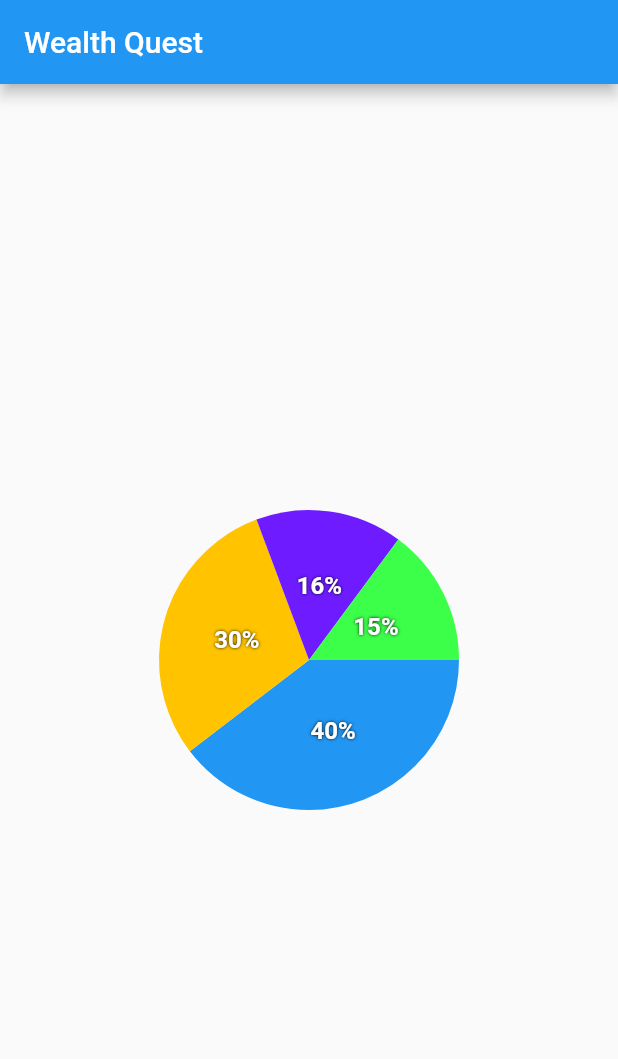
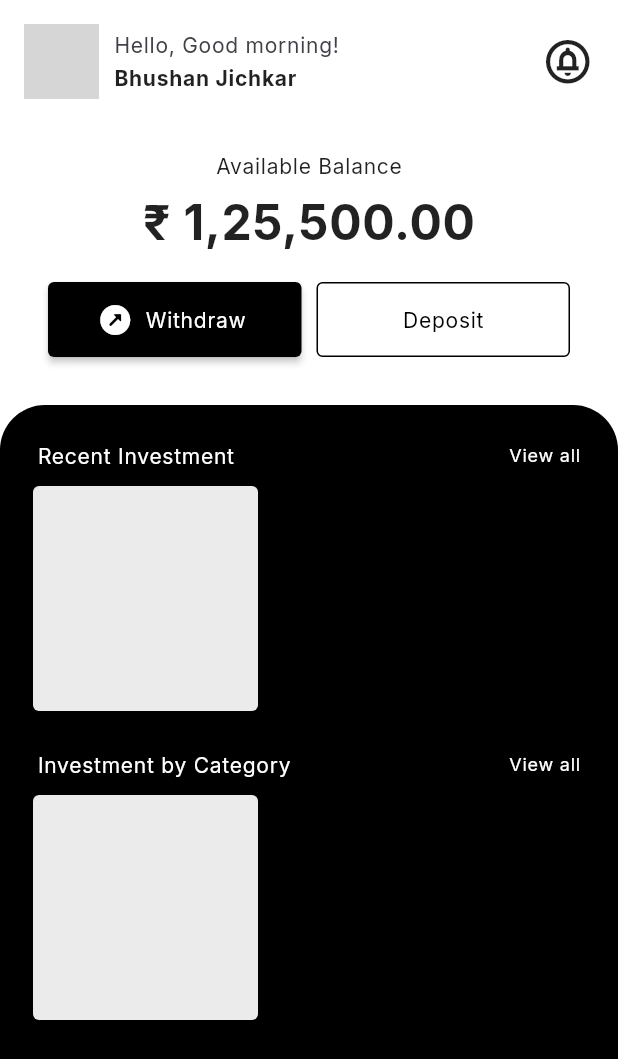
Before and after one commit to brjichkar/Wealth_Quest, a Flutter app: the screen it shows after launch, on a phone screen of 412 x 824 dp. Shown: the top 1059 px of the screen. Run offline on Flutter 3.47's test engine with Material 2 defaults, Android fonts, the phone set to English and light mode, and no system bars; drawn by our look-alikes of fl_chart; our stand-ins replace google_fonts; network calls fail; grey boxes are pictures that could not be loaded.

Commit message:
homepage work in progress

```diff
--- a/lib/constants/app_constants.dart
+++ b/lib/constants/app_constants.dart
@@ -4,3 +4,5 @@ const String kSave = 'Save';
 const String kEmpty = '';
 const String kRsSymbol = '\u{20B9}';
 const String kDateFormat = 'dd-MMM-yy';
+const String kWithdraw = 'Withdraw';
+const String kDeposit = 'Deposit';
--- a/lib/main.dart
+++ b/lib/main.dart
@@ -17,7 +17,7 @@ class MyApp extends StatelessWidget {
       theme: ThemeData(
         primarySwatch: Colors.blue,
       ),
-      home: const MyHomePage(title: 'Wealth Quest'),
+      home: const MyHomePage(title: 'Home'),
     );
   }
 }
@@ -33,12 +33,12 @@ class MyHomePage extends StatefulWidget {
 class _MyHomePageState extends State<MyHomePage> {
   @override
   Widget build(BuildContext context) {
-    return Scaffold(
-      appBar: AppBar(
-        title: Text(widget.title),
+    return SafeArea(
+      child: Scaffold(
+        backgroundColor: Colors.white,
+        body: const HomePage(),
+        // This trailing comma makes auto-formatting nicer for build methods.
       ),
-      body: const HomePage(),
-      // This trailing comma makes auto-formatting nicer for build methods.
     );
   }
 }
--- a/lib/presentation/homepage/homepage.dart
+++ b/lib/presentation/homepage/homepage.dart
@@ -1,7 +1,8 @@
-import 'package:fl_chart/fl_chart.dart';
 import 'package:flutter/material.dart';
+import 'package:google_fonts/google_fonts.dart';
+import 'package:wealth_quest/presentation/homepage/homepage_header.dart';
 
-import '../../resources/app_colors.dart';
+import 'homepage_balance.dart';
 
 class HomePage extends StatefulWidget {
   const HomePage({super.key});
@@ -11,104 +12,135 @@ class HomePage extends StatefulWidget {
 }
 
 class _HomePageState extends State<HomePage> {
-  int touchedIndex = -1;
-
   @override
   Widget build(BuildContext context) {
-    return PieChart(
-      swapAnimationDuration: Duration(seconds: 5),
-      swapAnimationCurve: Curves.bounceIn,
-      PieChartData(
-        pieTouchData: PieTouchData(
-          touchCallback: (FlTouchEvent event, pieTouchResponse) {
-            setState(() {
-              if (!event.isInterestedForInteractions ||
-                  pieTouchResponse == null ||
-                  pieTouchResponse.touchedSection == null) {
-                touchedIndex = -1;
-                return;
-              }
-              touchedIndex =
-                  pieTouchResponse.touchedSection!.touchedSectionIndex;
-              debugPrint('Selected Section - $touchedIndex event-  $event');
-              debugPrint('here, event: $event');
-            });
-          },
+    return Column(
+      children: [
+        Padding(
+          padding: const EdgeInsets.all(16.0),
+          child: Column(
+            children: const [
+              HomepageHeader(),
+              SizedBox(
+                height: 20,
+              ),
+              HomepageBalance(),
+            ],
+          ),
         ),
-        borderData: FlBorderData(
-          show: false,
+        Expanded(
+          child: Container(
+            width: double.infinity,
+            height: double.infinity,
+            decoration: const BoxDecoration(
+              color: Color(0xff000000),
+              borderRadius: BorderRadius.only(
+                topLeft: Radius.circular(30.0),
+                topRight: Radius.circular(30.0),
+              ),
+            ),
+            child: Padding(
+              padding: const EdgeInsets.all(10),
+              child: Column(
+                mainAxisAlignment: MainAxisAlignment.start,
+                crossAxisAlignment: CrossAxisAlignment.start,
+                children: [
+                  Padding(
+                    padding: const EdgeInsets.only(
+                      top: 15,
+                      left: 15,
+                      right: 15,
+                    ),
+                    child: Row(
+                      mainAxisAlignment: MainAxisAlignment.start,
+                      crossAxisAlignment: CrossAxisAlignment.center,
+                      children: [
+                        Text(
+                          "Recent Investment",
+                          style: GoogleFonts.inter(
+                            letterSpacing: .5,
+                            fontSize: 14,
+                            fontWeight: FontWeight.normal,
+                            color: const Color(0xffffffff),
+                          ),
+                        ),
+                        const Expanded(
+                          child: SizedBox(),
+                        ),
+                        Text(
+                          "View all",
+                          style: GoogleFonts.inter(
+                            letterSpacing: .5,
+                            fontSize: 12,
+                            fontWeight: FontWeight.normal,
+                            color: const Color(0xffffffff),
+                          ),
+                        ),
+                      ],
+                    ),
+                  ),
+                  const Padding(
+                    padding: EdgeInsets.all(8.0),
+                    child: Card(
+                      shadowColor: Colors.black,
+                      color: Color(0xffebebeb),
+                      child: SizedBox(
+                        height: 150,
+                        width: 150,
+                      ),
+                    ),
+                  ),
+                  Padding(
+                    padding: const EdgeInsets.only(
+                      top: 15,
+                      left: 15,
+                      right: 15,
+                    ),
+                    child: Row(
+                      mainAxisAlignment: MainAxisAlignment.start,
+                      crossAxisAlignment: CrossAxisAlignment.center,
+                      children: [
+                        Text(
+                          "Investment by Category",
+                          style: GoogleFonts.inter(
+                            letterSpacing: .5,
+                            fontSize: 14,
+                            fontWeight: FontWeight.normal,
+                            color: const Color(0xffffffff),
+                          ),
+                        ),
+                        const Expanded(
+                          child: SizedBox(),
+                        ),
+                        Text(
+                          "View all",
+                          style: GoogleFonts.inter(
+                            letterSpacing: .5,
+                            fontSize: 12,
+                            fontWeight: FontWeight.normal,
+                            color: const Color(0xffffffff),
+                          ),
+                        ),
+                      ],
+                    ),
+                  ),
+                  const Padding(
+                    padding: EdgeInsets.all(8.0),
+                    child: Card(
+                      shadowColor: Colors.black,
+                      color: Color(0xffebebeb),
+                      child: SizedBox(
+                        height: 150,
+                        width: 150,
+                      ),
+                    ),
+                  ),
+                ],
+              ),
+            ),
+          ),
         ),
-        sectionsSpace: 0,
-        centerSpaceRadius: 0,
-        sections: showingSections(),
-      ),
+      ],
     );
   }
-
-  List<PieChartSectionData> showingSections() {
-    return List.generate(4, (i) {
-      final isTouched = i == touchedIndex;
-      final fontSize = isTouched ? 20.0 : 16.0;
-      final radius = isTouched ? 110.0 : 100.0;
-      final widgetSize = isTouched ? 55.0 : 40.0;
-      const shadows = [Shadow(color: Colors.black, blurRadius: 2)];
-
-      switch (i) {
-        case 0:
-          return PieChartSectionData(
-            color: AppColors.contentColorBlue,
-            value: 40,
-            title: '40%',
-            radius: radius,
-            titleStyle: TextStyle(
-              fontSize: fontSize,
-              fontWeight: FontWeight.bold,
-              color: const Color(0xffffffff),
-              shadows: shadows,
-            ),
-          );
-        case 1:
-          return PieChartSectionData(
-            color: AppColors.contentColorYellow,
-            value: 30,
-            title: '30%',
-            radius: radius,
-            titleStyle: TextStyle(
-              fontSize: fontSize,
-              fontWeight: FontWeight.bold,
-              color: const Color(0xffffffff),
-              shadows: shadows,
-            ),
-          );
-        case 2:
-          return PieChartSectionData(
-            color: AppColors.contentColorPurple,
-            value: 16,
-            title: '16%',
-            radius: radius,
-            titleStyle: TextStyle(
-              fontSize: fontSize,
-              fontWeight: FontWeight.bold,
-              color: const Color(0xffffffff),
-              shadows: shadows,
-            ),
-          );
-        case 3:
-          return PieChartSectionData(
-            color: AppColors.contentColorGreen,
-            value: 15,
-            title: '15%',
-            radius: radius,
-            titleStyle: TextStyle(
-              fontSize: fontSize,
-              fontWeight: FontWeight.bold,
-              color: const Color(0xffffffff),
-              shadows: shadows,
-            ),
-          );
-        default:
-          throw Exception('Oh no');
-      }
-    });
-  }
 }
--- /dev/null
+++ b/lib/presentation/homepage/homepage_balance.dart
@@ -0,0 +1,92 @@
+import 'package:flutter/material.dart';
+import 'package:google_fonts/google_fonts.dart';
+import 'package:wealth_quest/constants/app_constants.dart';
+
+class HomepageBalance extends StatefulWidget {
+  const HomepageBalance({super.key});
+
+  @override
+  State<HomepageBalance> createState() => _HomepageBalanceState();
+}
+
+class _HomepageBalanceState extends State<HomepageBalance> {
+  @override
+  Widget build(BuildContext context) {
+    return Padding(
+      padding: const EdgeInsets.all(16.0),
+      child: Column(
+        children: [
+          Text(
+            "Available Balance",
+            style: GoogleFonts.inter(
+              letterSpacing: .5,
+              fontSize: 14,
+              fontWeight: FontWeight.normal,
+            ),
+          ),
+          const SizedBox(
+            height: 10,
+          ),
+          Text(
+            "$kRsSymbol 1,25,500.00",
+            style: GoogleFonts.inter(
+              letterSpacing: .5,
+              fontSize: 32,
+              fontWeight: FontWeight.bold,
+            ),
+          ),
+          const SizedBox(
+            height: 20,
+          ),
+          Row(
+            mainAxisAlignment: MainAxisAlignment.spaceEvenly,
+            crossAxisAlignment: CrossAxisAlignment.center,
+            children: [
+              Expanded(
+                child: ElevatedButton.icon(
+                  onPressed: () {},
+                  style: ElevatedButton.styleFrom(
+                    minimumSize: const Size.fromHeight(50),
+                    backgroundColor: const Color(0xff000000),
+                  ),
+                  icon: const Icon(Icons.outbond_rounded),
+                  label: Text(
+                    kWithdraw,
+                    style: GoogleFonts.inter(
+                      letterSpacing: .5,
+                      fontSize: 14,
+                      fontWeight: FontWeight.w400,
+                      color: const Color(0xffffffff),
+                    ),
+                  ),
+                ),
+              ),
+              const SizedBox(
+                width: 10,
+              ),
+              Expanded(
+                child: OutlinedButton(
+                  onPressed: () {},
+                  style: OutlinedButton.styleFrom(
+                    side: const BorderSide(width: 1.0, color: Colors.black),
+                    minimumSize: const Size.fromHeight(50),
+                    backgroundColor: const Color(0xffffffff),
+                  ),
+                  child: Text(
+                    kDeposit,
+                    style: GoogleFonts.inter(
+                      letterSpacing: .5,
+                      fontSize: 14,
+                      fontWeight: FontWeight.w400,
+                      color: const Color(0xff000000),
+                    ),
+                  ),
+                ),
+              )
+            ],
+          ),
+        ],
+      ),
+    );
+  }
+}
--- /dev/null
+++ b/lib/presentation/homepage/homepage_header.dart
@@ -0,0 +1,68 @@
+import 'package:flutter/material.dart';
+import 'package:google_fonts/google_fonts.dart';
+
+class HomepageHeader extends StatefulWidget {
+  const HomepageHeader({super.key});
+
+  @override
+  State<HomepageHeader> createState() => _HomepageHeaderState();
+}
+
+class _HomepageHeaderState extends State<HomepageHeader> {
+  @override
+  Widget build(BuildContext context) {
+    return Row(
+      mainAxisAlignment: MainAxisAlignment.center,
+      crossAxisAlignment: CrossAxisAlignment.center,
+      children: [
+        ClipOval(
+          child: Image.network(
+            'https://www.clipartmax.com/png/middle/258-2582267_circled-user-male-skin-type-1-2-icon-male-user-icon.png',
+            width: 50,
+            height: 50,
+            fit: BoxFit.cover,
+          ),
+        ),
+        const SizedBox(
+          width: 10,
+        ),
+        Expanded(
+          child: Column(
+            mainAxisAlignment: MainAxisAlignment.start,
+            crossAxisAlignment: CrossAxisAlignment.start,
+            children: [
+              Text(
+                "Hello, Good morning!",
+                style: GoogleFonts.inter(
+                    letterSpacing: .5,
+                    fontSize: 14,
+                    fontWeight: FontWeight.w400,
+                    color: Color(0xff404148)),
+              ),
+              const SizedBox(
+                height: 5,
+              ),
+              Text(
+                "Bhushan Jichkar",
+                style: GoogleFonts.inter(
+                  fontSize: 14,
+                  letterSpacing: .5,
+                  fontWeight: FontWeight.w700,
+                ),
+              ),
+            ],
+          ),
+        ),
+        const SizedBox(
+          width: 10,
+        ),
+        ClipOval(
+          child: Icon(
+            Icons.circle_notifications_outlined,
+            size: 35,
+          ),
+        ),
+      ],
+    );
+  }
+}
--- a/lib/presentation/ppf_section/ppf_input_data.dart
+++ b/lib/presentation/ppf_section/ppf_input_data.dart
@@ -82,7 +82,7 @@ class _PPFInputDataState extends State<PPFInputData> {
               minimumSize: const Size.fromHeight(50),
             ),
             child: const Text(kSave),
-          )
+          ),
         ],
       ),
     );
--- a/lib/resources/app_colors.dart
+++ /dev/null
@@ -1,25 +0,0 @@
-import 'package:flutter/material.dart';
-
-class AppColors {
-  static const Color primary = contentColorCyan;
-  static const Color menuBackground = Color(0xFF090912);
-  static const Color itemsBackground = Color(0xFF1B2339);
-  static const Color pageBackground = Color(0xFF282E45);
-  static const Color mainTextColor1 = Colors.white;
-  static const Color mainTextColor2 = Colors.white70;
-  static const Color mainTextColor3 = Colors.white38;
-  static const Color mainGridLineColor = Colors.white10;
-  static const Color borderColor = Colors.white54;
-  static const Color gridLinesColor = Color(0x11FFFFFF);
-
-  static const Color contentColorBlack = Colors.black;
-  static const Color contentColorWhite = Colors.white;
-  static const Color contentColorBlue = Color(0xFF2196F3);
-  static const Color contentColorYellow = Color(0xFFFFC300);
-  static const Color contentColorOrange = Color(0xFFFF683B);
-  static const Color contentColorGreen = Color(0xFF3BFF49);
-  static const Color contentColorPurple = Color(0xFF6E1BFF);
-  static const Color contentColorPink = Color(0xFFFF3AF2);
-  static const Color contentColorRed = Color(0xFFE80054);
-  static const Color contentColorCyan = Color(0xFF50E4FF);
-}
--- a/pubspec.yaml
+++ b/pubspec.yaml
@@ -36,8 +36,7 @@ dependencies:
   # Use with the CupertinoIcons class for iOS style icons.
   cupertino_icons: ^1.0.2
   intl: ^0.18.1
-  fl_chart: ^0.62.0
-  flutter_svg: ^2.0.5
+  google_fonts: ^4.0.4
 
 dev_dependencies:
   flutter_test:
```
Also changed, not shown: pubspec.lock, 1 other file.
